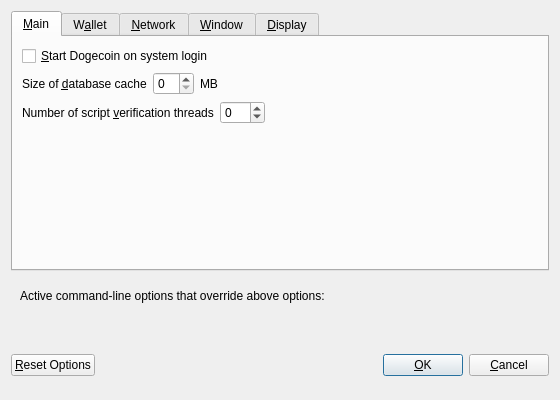
The window that src/qt/forms/optionsdialog.ui (dogecoin/dogecoin) describes before a commit, drawn with Qt 5.
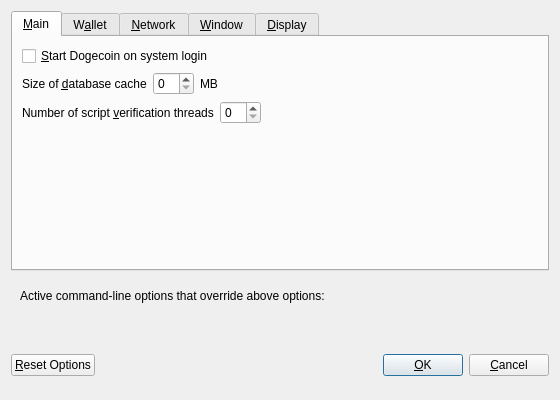
The same window after the commit. Custom widgets are drawn as their Qt base class.

Commit message: add constant for shared GUI core par settings.

Diff of the .ui file:
```diff
--- a/src/qt/forms/optionsdialog.ui
+++ b/src/qt/forms/optionsdialog.ui
@@ -98,13 +98,7 @@
          <item>
           <widget class="QSpinBox" name="threadsScriptVerif">
            <property name="toolTip">
-            <string>Set the number of script verification threads (up to 16, 0 = auto, &lt;0 = leave that many cores free, default: 0)</string>
-           </property>
-           <property name="minimum">
-            <number>-16</number>
-           </property>
-           <property name="maximum">
-            <number>16</number>
+            <string>(0 = auto, &lt;0 = leave that many cores free)</string>
            </property>
           </widget>
          </item>
```
The commit also changes 4 other files.
